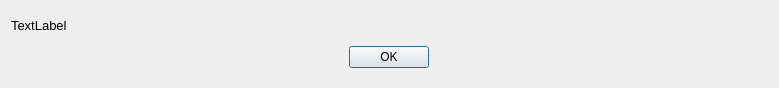
Above: ui_files/instructions.ui from hamedhaghighi/ML-assisted-annotation before the change. Below: the same form after it.
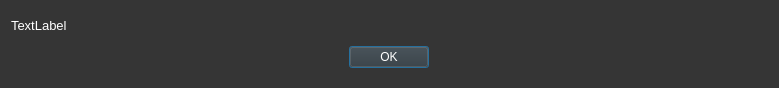
That is the form after the change. Icons and pictures are not drawn.

```diff
--- a/ui_files/instructions.ui
+++ b/ui_files/instructions.ui
@@ -17,6 +17,11 @@
    <iconset>
     <normaloff>../assets/info-icon.png</normaloff>../assets/info-icon.png</iconset>
   </property>
+  <property name="styleSheet">
+   <string notr="true">background-color:#353535;
+color:white;
+</string>
+  </property>
   <layout class="QVBoxLayout" name="verticalLayout">
    <item>
     <widget class="QLabel" name="label">
```
